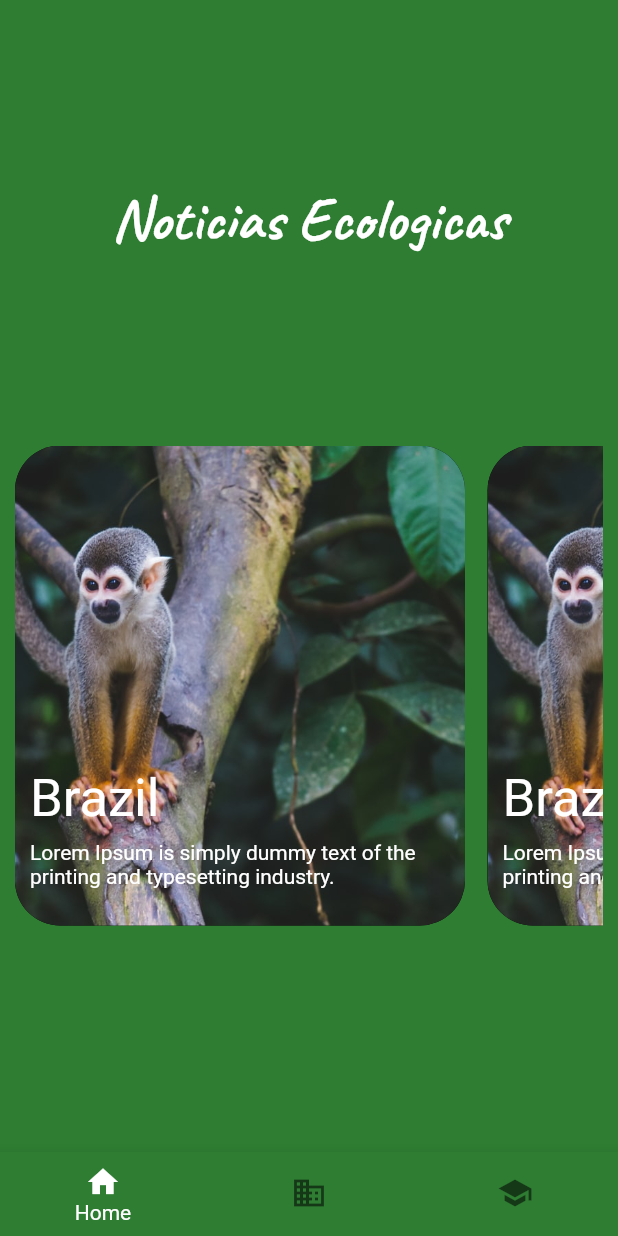
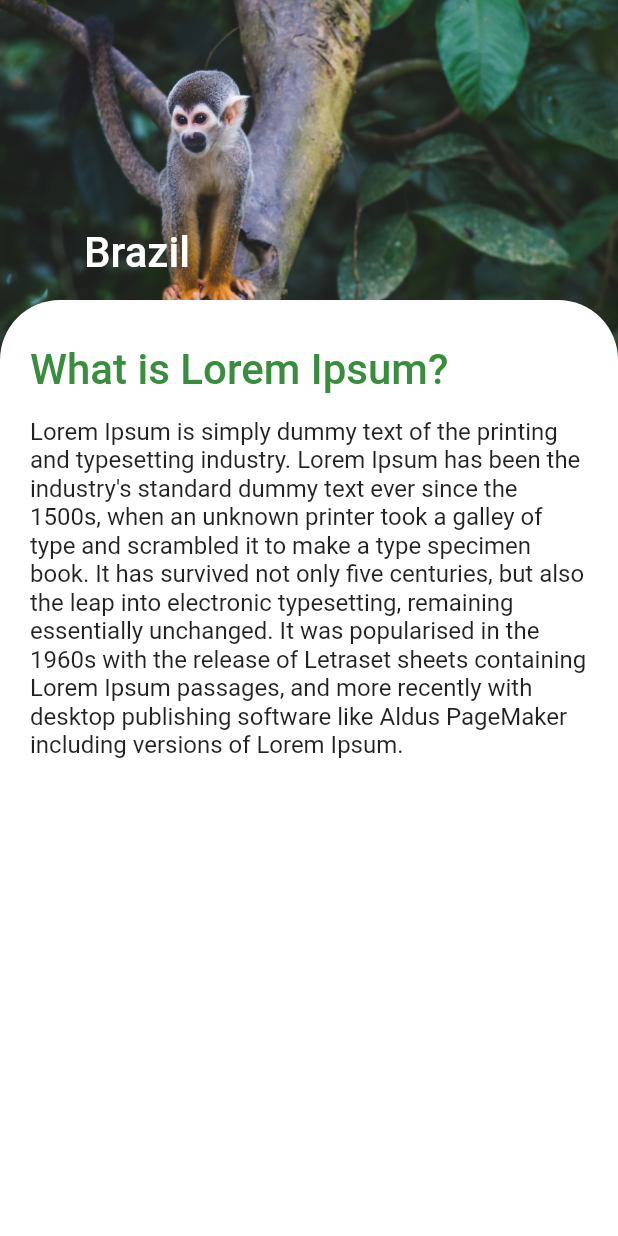
Before and after one commit to AndersonSantanna/ecological_news_ui, a Flutter app: the screen it shows after launch, on a phone screen of 412 x 824 dp. Run offline on Flutter 3.47's test engine with Material 2 defaults, Android fonts, the light colour scheme and no system bars; our stand-ins replace google_fonts; Roboto replaces fonts that are missing (Montserrat).

Commit message:
finish news details scenes

```diff
--- a/lib/main.dart
+++ b/lib/main.dart
@@ -18,7 +18,7 @@ class MyApp extends StatelessWidget {
       darkTheme: ThemeData(
         brightness: Brightness.dark,
       ),
-      initialRoute: '/home',
+      initialRoute: '/news',
       onGenerateRoute: Navigation.routes,
     );
   }
--- a/lib/navigation.dart
+++ b/lib/navigation.dart
@@ -1,6 +1,7 @@
+import 'package:flutter/material.dart';
+import 'package:ecological_news/scenes/main.dart';
 import 'package:ecological_news/scenes/bootstrap.dart';
-import 'package:ecological_news/scenes/main.dart';
-import 'package:flutter/material.dart';
+import 'package:ecological_news/scenes/new_details.dart';
 
 class Navigation {
   static Route<dynamic> routes(RouteSettings settings) {
@@ -9,8 +10,8 @@ class Navigation {
         return MaterialPageRoute(builder: (_) => BootstrapScene());
       case '/home':
         return MaterialPageRoute(builder: (_) => MainScene());
-      // case '/news':
-      //   return MaterialPageRoute(builder: (_) => PersonDataScene());
+      case '/news':
+        return MaterialPageRoute(builder: (_) => NewsDetailsScene());
       default:
         return _errorRoute();
     }
--- a/lib/scenes/Home.dart
+++ b/lib/scenes/Home.dart
@@ -49,7 +49,11 @@ class CardCustom extends StatelessWidget {
 
   @override
   Widget build(BuildContext context) {
-    return Container(
+    return GestureDetector(
+      onTap: () {
+        Navigator.of(context).pushNamed("/news");
+      },
+      child: Container(
         width: 300,
         height: 320,
         margin: EdgeInsets.only(right: 15),
@@ -85,6 +89,7 @@ class CardCustom extends StatelessWidget {
             ],
           ),
         ),
+      ),
     );
   }
 }
--- /dev/null
+++ b/lib/scenes/new_details.dart
@@ -0,0 +1,133 @@
+import 'package:flutter/material.dart';
+
+class NewsDetailsScene extends StatelessWidget {
+  const NewsDetailsScene({Key key}) : super(key: key);
+
+  @override
+  Widget build(BuildContext context) {
+    return Material(
+      child: Container(
+        width: 360,
+        height: 200,
+        decoration: BoxDecoration(
+          image: DecorationImage(
+            image: AssetImage("assets/images/monkey.jpg"),
+            fit: BoxFit.contain,
+            alignment: Alignment.topCenter,
+          ),
+          color: Colors.green[900],
+        ),
+        child: Column(
+          mainAxisAlignment: MainAxisAlignment.end,
+          children: [
+            Container(
+              width: 300,
+              height: 200,
+              padding: EdgeInsets.only(bottom: 15),
+              child: Column(
+                mainAxisAlignment: MainAxisAlignment.end,
+                crossAxisAlignment: CrossAxisAlignment.start,
+                children: [
+                  Text(
+                    "Brazil",
+                    style: TextStyle(
+                      color: Colors.white,
+                      fontSize: 28,
+                      fontWeight: FontWeight.w500,
+                    ),
+                  ),
+                ],
+              ),
+            ),
+            Expanded(
+              child: Stack(
+                children: [
+                  Container(
+                    padding: EdgeInsets.only(top: 30, left: 20, right: 20),
+                    decoration: BoxDecoration(
+                      color: Colors.white,
+                      borderRadius: BorderRadius.only(
+                          topLeft: Radius.circular(40),
+                          topRight: Radius.circular(40)),
+                    ),
+                    width: MediaQuery.of(context).size.width,
+                    child: Column(
+                      crossAxisAlignment: CrossAxisAlignment.start,
+                      children: [
+                        Padding(
+                          padding: const EdgeInsets.only(bottom: 15),
+                          child: Text(
+                            "What is Lorem Ipsum?",
+                            style: TextStyle(
+                              fontSize: 28,
+                              color: Colors.green[700],
+                              fontWeight: FontWeight.w500,
+                            ),
+                          ),
+                        ),
+                        Text(
+                          "Lorem Ipsum is simply dummy text of the printing and typesetting industry. Lorem Ipsum has been the industry's standard dummy text ever since the 1500s, when an unknown printer took a galley of type and scrambled it to make a type specimen book. It has survived not only five centuries, but also the leap into electronic typesetting, remaining essentially unchanged. It was popularised in the 1960s with the release of Letraset sheets containing Lorem Ipsum passages, and more recently with desktop publishing software like Aldus PageMaker including versions of Lorem Ipsum.",
+                          style: TextStyle(fontSize: 16),
+                        ),
+                      ],
+                    ),
+                  ),
+                  // Container(
+                  //   color: Colors.blueAccent,
+                  //   height: 160,
+                  // )
+                ],
+              ),
+            )
+          ],
+        ),
+      ),
+    );
+
+    // ],
+    // );
+    // Container(
+    //   decoration: BoxDecoration(
+    //     image: DecorationImage(
+    //       image: AssetImage("assets/images/monkey.jpg"),
+    //       fit: BoxFit.contain,
+    //       alignment: Alignment.topCenter,
+    //     ),
+    //     color: Colors.green[800],
+    //   ),
+    //   child: Column(
+    //     children: [
+    //       Container(
+    //         child: Column(
+    //           children: [
+    //             Text("teste"),
+    //             Text("teste"),
+    //             Text("teste"),
+    //           ],
+    //         ),
+    //       ),
+    //       // Container(),
+    //     ],
+    //   ),
+    // );
+  }
+}
+
+// Expanded(
+//   child: Stack(
+//     children: [
+//       Container(
+//         decoration: BoxDecoration(
+//           color: Colors.green,
+//           borderRadius: BorderRadius.only(
+//               topLeft: Radius.circular(40),
+//               topRight: Radius.circular(40)),
+//         ),
+//       ),
+//       // Container(
+//       //   color: Colors.blueAccent,
+//       //   height: 160,
+//       // )
+//     ],
+//   ),
+// )
```
Lines whose indentation alone changed are shown as unchanged.
